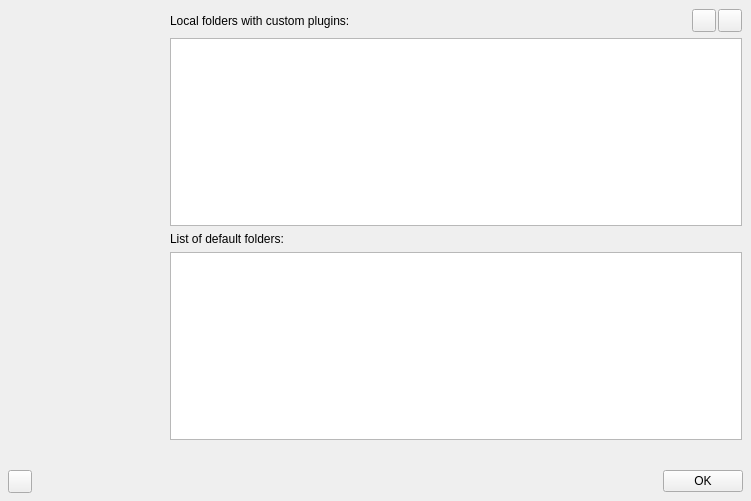
Above: pj_app/src/PreferencesDialog.ui from Ssz990220/PlotJuggler before the change. Below: the same form after it.
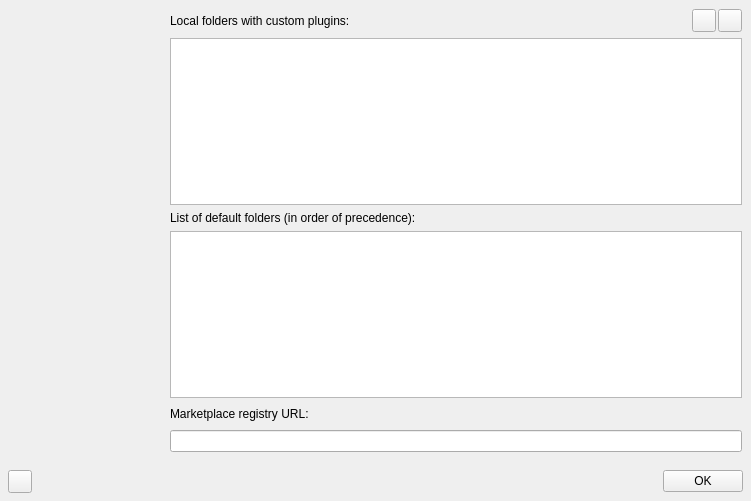
That is the form after the change. The open tabs and pages were chosen to show the change. Custom widgets are drawn as their Qt base class.

Commit message: feat(plugins): --plugin-dir precedence + seed-only bundled dir with version-aware refresh (#441)

What changed in the file:
```diff
--- a/pj_app/src/PreferencesDialog.ui
+++ b/pj_app/src/PreferencesDialog.ui
@@ -648,13 +648,54 @@
          <item>
           <widget class="QLabel" name="label_5">
            <property name="text">
-            <string>List of default folders:</string>
+            <string>List of default folders (in order of precedence):</string>
            </property>
           </widget>
          </item>
          <item>
           <widget class="QListWidget" name="listDefaultPluginFolders"/>
          </item>
+         <item>
+          <layout class="QHBoxLayout" name="registryUrlHeader">
+           <item>
+            <widget class="QLabel" name="labelRegistryUrl">
+             <property name="text">
+              <string>Marketplace registry URL:</string>
+             </property>
+            </widget>
+           </item>
+           <item>
+            <spacer name="registryUrlSpacer">
+             <property name="orientation">
+              <enum>Qt::Orientation::Horizontal</enum>
+             </property>
+             <property name="sizeHint" stdset="0">
+              <size>
+               <width>16</width>
+               <height>20</height>
+              </size>
+             </property>
+            </spacer>
+           </item>
+           <item>
+            <widget class="PJ::DualOptionsWidget" name="registryUrlMode" native="true">
+             <property name="sizePolicy">
+              <sizepolicy hsizetype="Fixed" vsizetype="Fixed">
+               <horstretch>0</horstretch>
+               <verstretch>0</verstretch>
+              </sizepolicy>
+             </property>
+            </widget>
+           </item>
+          </layout>
+         </item>
+         <item>
+          <widget class="QLineEdit" name="lineEditRegistryUrl">
+           <property name="clearButtonEnabled">
+            <bool>true</bool>
+           </property>
+          </widget>
+         </item>
          <item>
           <spacer name="verticalSpacer">
            <property name="orientation">
```
The commit also changes 38 other files.
